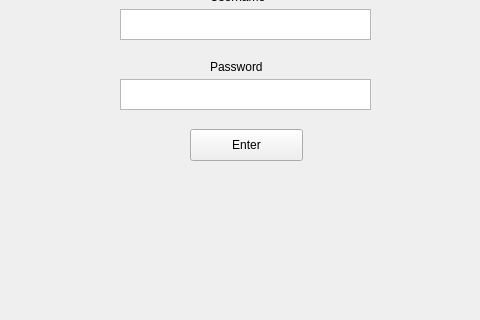
Old version of the form Login.ui in the repository TokarM/CS487_Project_Group16; both pictures show x 140 to 620 and y 161 to 481 of the 800 by 600 pixel window.
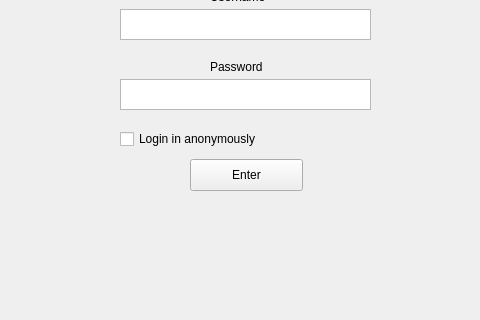
New version of the form.

Commit message: Add project design

Diff of the .ui file:
```diff
--- a/Login.ui
+++ b/Login.ui
@@ -38,7 +38,7 @@
     <property name="geometry">
      <rect>
       <x>330</x>
-      <y>290</y>
+      <y>320</y>
       <width>113</width>
       <height>32</height>
      </rect>
@@ -73,6 +73,19 @@
      <string>Password</string>
     </property>
    </widget>
+   <widget class="QCheckBox" name="checkBox">
+    <property name="geometry">
+     <rect>
+      <x>260</x>
+      <y>290</y>
+      <width>241</width>
+      <height>20</height>
+     </rect>
+    </property>
+    <property name="text">
+     <string>Login in anonymously</string>
+    </property>
+   </widget>
   </widget>
   <widget class="QMenuBar" name="menubar">
    <property name="geometry">
```
